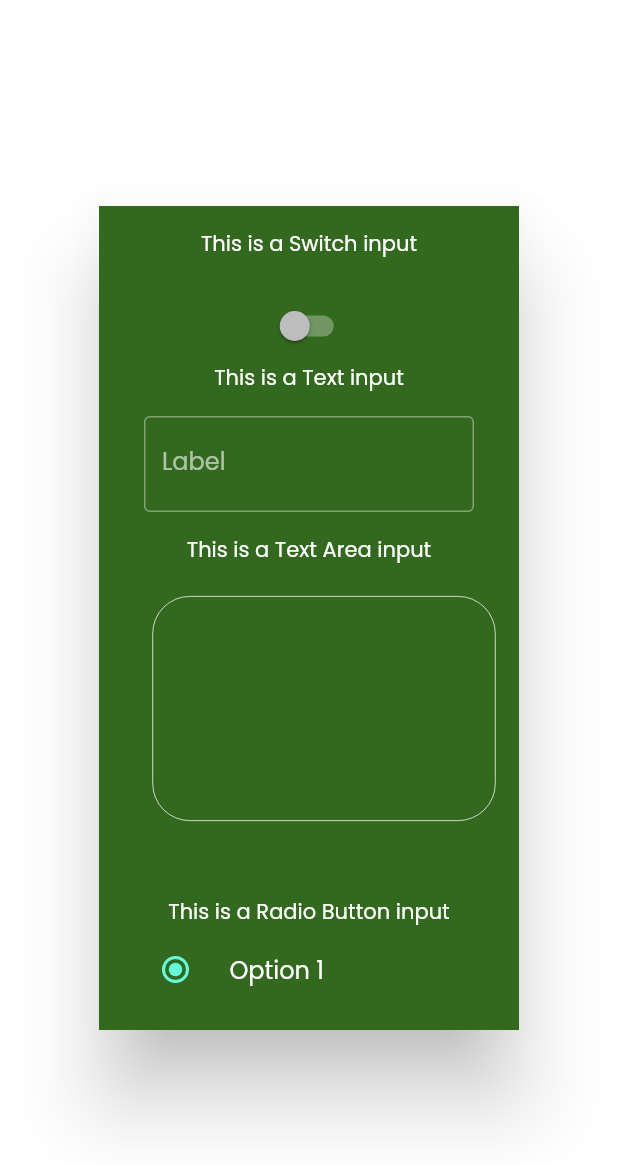
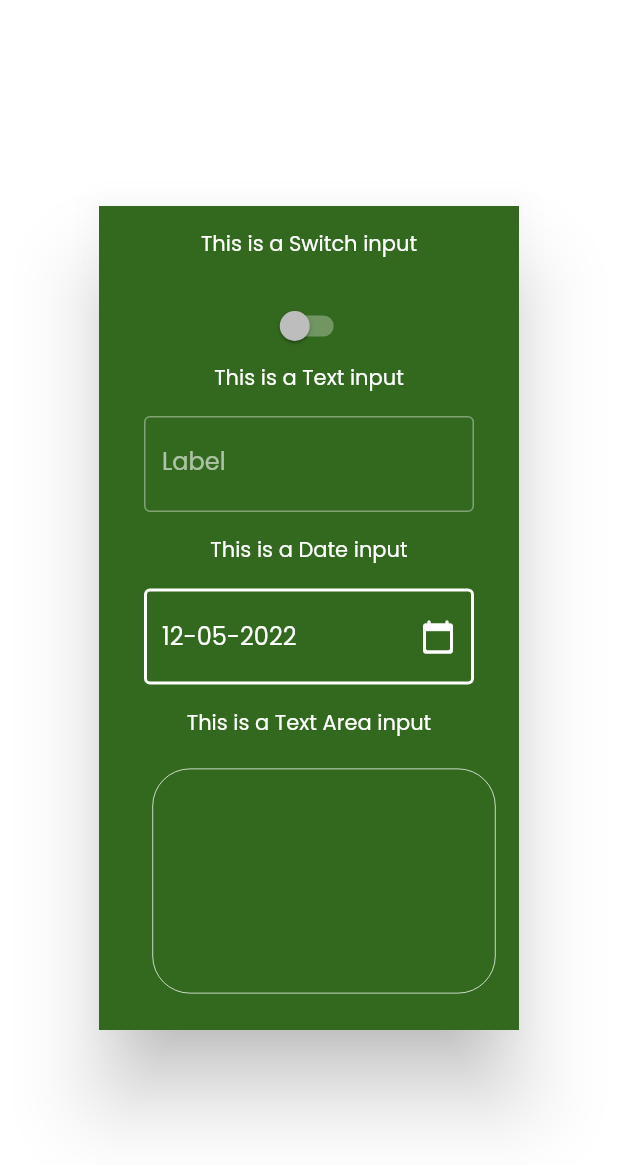
Before and after one commit to cesarpatrick/RDLFormEngine, a Flutter app: the InputsInfoModal widget shown alone on an empty page, opened directly, on a phone screen of 412 x 824 dp. Shown: the top 1165 px of the screen. Run offline on Flutter 3.47's test engine with Material 2 defaults, Android fonts, the phone set to English and light mode, and no system bars; our stand-ins replace data_table_2, flutter_svg, google_fonts, shared_preferences; missing offline and left inert: shared_preferences_web; accounts and stored records are empty; project files that could hold a hidden picture were left out.

Commit message:
-Adding the date input to the form engine.

```diff
--- a/lib/constants.dart
+++ b/lib/constants.dart
@@ -44,6 +44,7 @@ const String CHECKBOX_INPUT = "Checkbox";
 const String SELECT_INPUT = "Select";
 const String TEXT_AREA_INPUT = "TextArea";
 const String RADIO_BUTTON_INPUT = "RadioButton";
+const String INPUT_DATE = "Date";
 
 //DEPARTAMENTS
 const String IT = "INFORMATION TECHNOLOGY";
--- a/lib/models/json_to_form/JsonToForm.dart
+++ b/lib/models/json_to_form/JsonToForm.dart
@@ -207,7 +207,6 @@ class _CoreFormState extends State<JsonToForm> {
 
       switch (template.questions[position].field!.type) {
         case SWITCH:
-          formGeneral['fields'][position]['value'] = value;
           template.questions[position].field!.value = value;
           break;
         case CHECKBOX_INPUT:
@@ -224,6 +223,9 @@ class _CoreFormState extends State<JsonToForm> {
           template.questions[position].field!.value = value;
           break;
         case TEXT_AREA_INPUT:
+          template.questions[position].field!.value = value;
+          break;
+        case INPUT_DATE:
           template.questions[position].field!.value = value;
           break;
         default:
--- a/lib/screens/form/components/question_builder/inputs_info_modal.dart
+++ b/lib/screens/form/components/question_builder/inputs_info_modal.dart
@@ -70,6 +70,54 @@ class _InputsInfoModalState extends State<InputsInfoModal> {
                                     border: const OutlineInputBorder(),
                                     labelText: 'Label',
                                     hintText: 'Enter the label'),
+                              ),
+                            ),
+                            const Text(
+                              'This is a Date input',
+                              style: TextStyle(fontSize: 14),
+                            ),
+                            Padding(
+                              padding: const EdgeInsets.all(15),
+                              child: new Column(
+                                crossAxisAlignment: CrossAxisAlignment.start,
+                                children: <Widget>[
+                                  new Column(
+                                    mainAxisAlignment: MainAxisAlignment.start,
+                                    children: <Widget>[
+                                      InkWell(
+                                          // onTap: () {
+                                          //   selectDate();
+                                          // },
+                                          child: new TextFormField(
+                                        initialValue: "12-05-2022",
+                                        style: TextStyle(color: Colors.white),
+                                        readOnly: true,
+                                        cursorColor: Colors.white,
+                                        decoration: InputDecoration(
+                                          fillColor: Colors.white,
+                                          focusColor: Colors.white,
+                                          hoverColor: Colors.white,
+                                          enabledBorder: OutlineInputBorder(
+                                            borderSide: BorderSide(
+                                              color: Colors.white,
+                                              width: 2.0,
+                                            ),
+                                          ),
+                                          border: OutlineInputBorder(),
+                                          hintText: "DD-MM-YYYY",
+                                          iconColor: Colors.white,
+                                          //prefixIcon: Icon(Icons.date_range_rounded),
+                                          suffixIcon: IconButton(
+                                            onPressed: () {},
+                                            icon: Icon(
+                                                Icons.calendar_today_rounded),
+                                            color: Colors.white,
+                                          ),
+                                        ),
+                                      )),
+                                    ],
+                                  )
+                                ],
                               ),
                             ),
                             const Text(
--- a/lib/util.dart
+++ b/lib/util.dart
@@ -9,6 +9,8 @@ class Util {
     list.add(DropdownMenuItem<String>(value: "", child: Text("")));
     list.add(
         DropdownMenuItem<String>(value: INPUT_TEXT, child: Text(INPUT_TEXT)));
+    list.add(
+        DropdownMenuItem<String>(value: INPUT_DATE, child: Text(INPUT_DATE)));
     list.add(DropdownMenuItem<String>(value: SWITCH, child: Text(SWITCH)));
     list.add(DropdownMenuItem<String>(
         value: CHECKBOX_INPUT, child: Text(CHECKBOX_INPUT)));
```
Also changed, not shown: lib/models/json_to_form/simple_date.dart (+30 -10 lines), lib/screens/form/components/question_builder/input_date_form.dart (added, +226 -0 lines), lib/service/form_builder_service.dart (+57 -0 lines).
